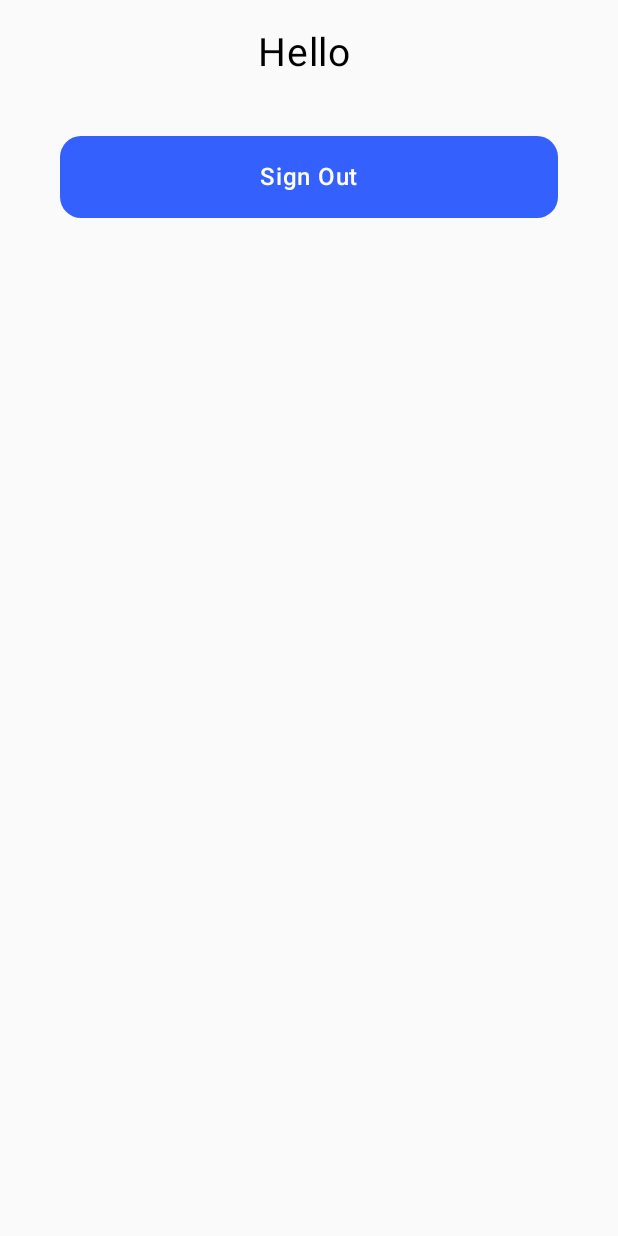
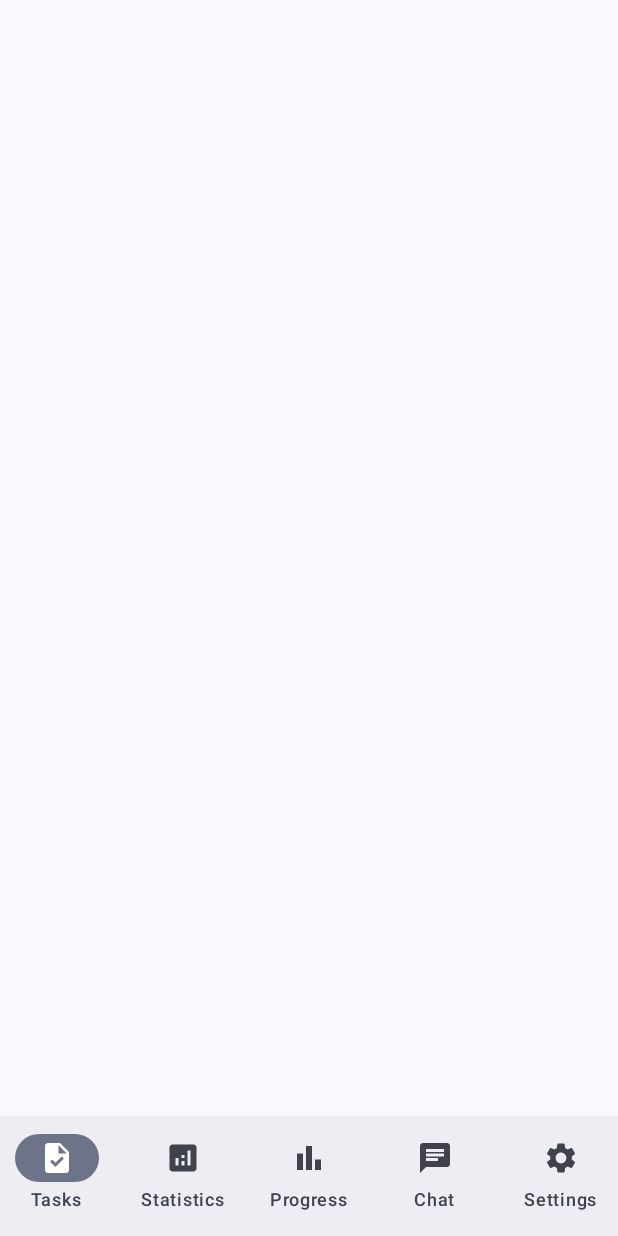
Before and after one commit to linhttbk/CodeXSample, an Android app built with Jetpack Compose: the HomeScreen screen opened through its navigation route, on a phone screen of 412 x 824 dp. Run offline under Robolectric (Android 15) with nearby library versions, the phone set to English and light mode, and no system bars; our stand-ins replace Dagger/Hilt's generated code, Firebase (no records; nobody signed in at launch, a user with empty details on screens opened directly).

Commit message:
Firestore data

```diff
--- a/AuthenticationApp/app/src/main/java/codexsample/authentication/ui/AuthenticateApp.kt
+++ b/AuthenticationApp/app/src/main/java/codexsample/authentication/ui/AuthenticateApp.kt
@@ -81,10 +81,9 @@ fun AuthenticateApp(){
             }
             composable(route = Screen.Home.route){
                 val homeViewModel:HomeViewModel = hiltViewModel()
-                val userEmail by homeViewModel.currentUserEmail.collectAsState(initial = null)
-                val context = LocalContext.current
-                HomeScreen(userEmail, onSignOutClicked = {
-                    homeViewModel.signOut(context)
+                val homeTabSelected by homeViewModel.selectedHomeTab.collectAsState()
+                HomeScreen(homeTabSelected, onTabSelected = { selectedTab ->
+                    homeViewModel.updateHomeTabSelected(selectedTab)
                 })
             }
             composable(route=Screen.SignUp.route){
--- a/AuthenticationApp/app/src/main/java/codexsample/authentication/ui/features/home/HomeScreen.kt
+++ b/AuthenticationApp/app/src/main/java/codexsample/authentication/ui/features/home/HomeScreen.kt
@@ -1,36 +1,57 @@
 package codexsample.authentication.ui.features.home
 
+import androidx.compose.foundation.background
 import androidx.compose.foundation.layout.Column
-import androidx.compose.foundation.layout.fillMaxSize
-import androidx.compose.foundation.layout.fillMaxWidth
 import androidx.compose.foundation.layout.padding
+import androidx.compose.material3.Icon
+import androidx.compose.material3.MaterialTheme
+import androidx.compose.material3.NavigationBar
+import androidx.compose.material3.NavigationBarItem
+import androidx.compose.material3.Scaffold
 import androidx.compose.material3.Text
 import androidx.compose.runtime.Composable
 import androidx.compose.ui.Modifier
-import androidx.compose.ui.text.style.TextAlign
-import androidx.compose.ui.unit.dp
-import androidx.compose.ui.unit.sp
-import codexsample.authentication.ui.common.PrimaryButton
+import androidx.compose.ui.res.painterResource
+import androidx.compose.ui.res.stringResource
+import codexsample.authentication.ui.features.home.tasks.TasksScreen
 
 @Composable
-fun HomeScreen(userEmail: String?, onSignOutClicked: () -> Unit) {
-    Column(Modifier.fillMaxSize()) {
-        if(userEmail != null){
-            Text(
-                "Hello $userEmail",
-                modifier = Modifier
-                    .padding(20.dp)
-                    .fillMaxWidth(),
-                fontSize = 26.sp,
-                textAlign = TextAlign.Center
-            )
-            PrimaryButton(
-                modifier = Modifier
-                    .padding(vertical = 20.dp, horizontal = 40.dp)
-                    .fillMaxWidth(),
-                label = "Sign Out",
-                onClicked = onSignOutClicked
-            )
+fun HomeScreen(selectedTab:HomeTab,onTabSelected :(HomeTab)->Unit) {
+    Scaffold(bottomBar = {
+        NavigationBar {
+            HomeTab.entries.map { tab ->
+                NavigationBarItem(selectedTab == tab, onClick = {
+                    onTabSelected.invoke(tab)
+                }, icon = {
+                    Icon(painter = painterResource(tab.iconResId), contentDescription = null)
+                }, label = {
+                    Text(text = stringResource(tab.titleResId))
+                })
+            }
+        }
+    }) { paddingValues ->
+        Column(
+            modifier = Modifier
+                .padding(paddingValues)
+                .background(MaterialTheme.colorScheme.background)
+        ) {
+            when(selectedTab){
+                HomeTab.Tasks -> {
+                    TasksScreen()
+                }
+                HomeTab.Statistics ->{
+                    Text("Statistic Screen")
+                }
+                HomeTab.Progress -> {
+                    Text("Progress Screen")
+                }
+                HomeTab.Chat -> {
+                    Text("Chat Screen")
+                }
+                HomeTab.Settings -> {
+                    Text("Settings Screen")
+                }
+            }
         }
     }
 }
--- a/AuthenticationApp/app/src/main/java/codexsample/authentication/ui/features/home/HomeViewModel.kt
+++ b/AuthenticationApp/app/src/main/java/codexsample/authentication/ui/features/home/HomeViewModel.kt
@@ -10,6 +10,8 @@ import com.google.firebase.auth.FirebaseAuth
 import dagger.hilt.android.lifecycle.HiltViewModel
 import kotlinx.coroutines.Dispatchers
 import kotlinx.coroutines.flow.Flow
+import kotlinx.coroutines.flow.MutableStateFlow
+import kotlinx.coroutines.flow.StateFlow
 import kotlinx.coroutines.flow.flowOn
 import kotlinx.coroutines.flow.mapLatest
 import javax.inject.Inject
@@ -18,7 +20,13 @@ class HomeViewModel @Inject constructor() :ViewModel() {
     val currentUserEmail :Flow<String?> = firebaseUser().mapLatest { firebaseUser ->
         firebaseUser?.email
     }.flowOn(Dispatchers.Default)
+    private val _selectedHomeTab = MutableStateFlow<HomeTab>(HomeTab.Tasks)
+    val selectedHomeTab :StateFlow<HomeTab>
+        get() = _selectedHomeTab
 
+    fun updateHomeTabSelected(homeTab: HomeTab){
+        _selectedHomeTab.value = homeTab
+    }
     fun signOut(context: Context){
         FirebaseAuth.getInstance().signOut()
         if(GoogleSignIn.getLastSignedInAccount(context)!= null){
--- /dev/null
+++ b/AuthenticationApp/app/src/main/java/codexsample/authentication/ui/features/home/tasks/TaskViewModel.kt
@@ -0,0 +1,65 @@
+package codexsample.authentication.ui.features.home.tasks
+
+import androidx.lifecycle.ViewModel
+import codexsample.authentication.ui.common.firebaseUser
+import com.google.firebase.firestore.DocumentSnapshot
+import com.google.firebase.firestore.EventListener
+import com.google.firebase.firestore.QuerySnapshot
+import com.google.firebase.firestore.ktx.firestore
+import com.google.firebase.ktx.Firebase
+import dagger.hilt.android.lifecycle.HiltViewModel
+import kotlinx.coroutines.Dispatchers
+import kotlinx.coroutines.channels.awaitClose
+import kotlinx.coroutines.flow.Flow
+import kotlinx.coroutines.flow.callbackFlow
+import kotlinx.coroutines.flow.flatMapLatest
+import kotlinx.coroutines.flow.flowOf
+import kotlinx.coroutines.flow.flowOn
+import java.text.SimpleDateFormat
+import java.util.Locale
+import javax.inject.Inject
+@HiltViewModel
+class TaskViewModel @Inject constructor():ViewModel() {
+    private val createdAtDateFormat :SimpleDateFormat by lazy {
+        SimpleDateFormat("MMM dd yyyy", Locale.getDefault())
+    }
+    val tasks = loadTasks().flowOn(Dispatchers.Default)
+    private fun loadTasks():Flow<List<TaskModel>>{
+        return firebaseUser().flatMapLatest { firebaseUser ->
+            val userId = firebaseUser?.uid
+            if(userId == null){
+                // handle user sign out
+                flowOf(emptyList())
+            }else{
+                loadTaskFromFireStoreForUser(userId)
+            }
+        }
+    }
+    private fun loadTaskFromFireStoreForUser(userId:String):Flow<List<TaskModel>> = callbackFlow{
+        val documentRef = Firebase.firestore.collection("users")
+            .document(userId).collection("tasks")
+        val snapshotListener =EventListener<QuerySnapshot> {value, error ->
+            if(value == null || error != null){
+                trySend(emptyList())
+            }else{
+                trySend(value.documents.mapNotNull {
+                    parseTaskFromSnapshot(it)
+                })
+            }
+        }
+       val registration =  documentRef.addSnapshotListener(snapshotListener)
+        awaitClose{
+            //clear any listener
+            registration.remove()
+        }
+    }
+    private fun parseTaskFromSnapshot(snapshot:DocumentSnapshot):TaskModel? {
+        val taskId = snapshot.id
+        val title = snapshot.getString("title") ?: return null
+        val description = snapshot.getString("description") ?: "" // default is empty
+        val createdAt = snapshot.getTimestamp("createdAt") ?: return null
+        val isCompleted = snapshot.getBoolean("isCompleted") ?: false // default is false
+       val createdAtDisplay =  createdAtDateFormat.format( createdAt.toDate())
+        return TaskModel(taskId,title,description,createdAtDisplay,isCompleted)
+    }
+}
--- a/AuthenticationApp/app/src/main/java/codexsample/authentication/ui/features/signup/SignUpScreen.kt
+++ b/AuthenticationApp/app/src/main/java/codexsample/authentication/ui/features/signup/SignUpScreen.kt
@@ -38,7 +38,6 @@ import androidx.compose.ui.text.buildAnnotatedString
 import androidx.compose.ui.text.font.FontWeight
 import androidx.compose.ui.text.input.PasswordVisualTransformation
 import androidx.compose.ui.text.input.VisualTransformation
-import androidx.compose.ui.tooling.preview.Preview
 import androidx.compose.ui.unit.dp
 import androidx.compose.ui.unit.sp
 import codexsample.authentication.R
@@ -46,7 +45,6 @@ import codexsample.authentication.ui.common.PrimaryButton
 import codexsample.authentication.ui.common.SignInWithSource
 import codexsample.authentication.ui.common.openURL
 import codexsample.authentication.ui.features.login.LoginSource
-import codexsample.authentication.ui.theme.AuthenticationTheme
 
 sealed class SignUpUIState {
     data object Idle : SignUpUIState()
--- a/AuthenticationApp/app/src/main/java/codexsample/authentication/ui/theme/Color.kt
+++ b/AuthenticationApp/app/src/main/java/codexsample/authentication/ui/theme/Color.kt
@@ -9,3 +9,6 @@ val Pink80 = Color(0xFFEFB8C8)
 val Purple40 = Color(0xFF6650a4)
 val PurpleGrey40 = Color(0xFF625b71)
 val Pink40 = Color(0xFF7D5260)
+val checkBoxBackgroundColor = Color(0xFFFAF7F7)
+val checkBoxBorderColor = Color(0xFFC1B4B4)
+val redTintColor = Color(0xFFF02727)
--- /dev/null
+++ b/AuthenticationApp/app/src/main/res/drawable/ic_calendar.xml
@@ -0,0 +1,5 @@
+<vector xmlns:android="http://schemas.android.com/apk/res/android" android:height="24dp" android:tint="#000000" android:viewportHeight="24" android:viewportWidth="24" android:width="24dp">
+
+    <path android:fillColor="@android:color/white" android:pathData="M19,4h-1V2h-2v2H8V2H6v2H5C3.89,4 3.01,4.9 3.01,6L3,20c0,1.1 0.89,2 2,2h14c1.1,0 2,-0.9 2,-2V6C21,4.9 20.1,4 19,4zM19,20H5V10h14V20zM9,14H7v-2h2V14zM13,14h-2v-2h2V14zM17,14h-2v-2h2V14zM9,18H7v-2h2V18zM13,18h-2v-2h2V18zM17,18h-2v-2h2V18z"/>
+
+</vector>
--- /dev/null
+++ b/AuthenticationApp/app/src/main/res/drawable/ic_chat_tab.xml
@@ -0,0 +1,5 @@
+<vector xmlns:android="http://schemas.android.com/apk/res/android" android:autoMirrored="true" android:height="24dp" android:tint="#000000" android:viewportHeight="24" android:viewportWidth="24" android:width="24dp">
+
+    <path android:fillColor="@android:color/white" android:pathData="M20,2L4,2c-1.1,0 -1.99,0.9 -1.99,2L2,22l4,-4h14c1.1,0 2,-0.9 2,-2L22,4c0,-1.1 -0.9,-2 -2,-2zM6,9h12v2L6,11L6,9zM14,14L6,14v-2h8v2zM18,8L6,8L6,6h12v2z"/>
+
+</vector>
--- /dev/null
+++ b/AuthenticationApp/app/src/main/res/drawable/ic_progress_tab.xml
@@ -0,0 +1,9 @@
+<vector xmlns:android="http://schemas.android.com/apk/res/android" android:height="24dp" android:tint="#000000" android:viewportHeight="24" android:viewportWidth="24" android:width="24dp">
+
+    <path android:fillColor="@android:color/white" android:pathData="M4,9h4v11h-4z"/>
+
+    <path android:fillColor="@android:color/white" android:pathData="M16,13h4v7h-4z"/>
+
+    <path android:fillColor="@android:color/white" android:pathData="M10,4h4v16h-4z"/>
+
+</vector>
--- /dev/null
+++ b/AuthenticationApp/app/src/main/res/drawable/ic_settings_tab.xml
@@ -0,0 +1,5 @@
+<vector xmlns:android="http://schemas.android.com/apk/res/android" android:height="24dp" android:tint="#000000" android:viewportHeight="24" android:viewportWidth="24" android:width="24dp">
+
+    <path android:fillColor="@android:color/white" android:pathData="M19.14,12.94c0.04,-0.3 0.06,-0.61 0.06,-0.94c0,-0.32 -0.02,-0.64 -0.07,-0.94l2.03,-1.58c0.18,-0.14 0.23,-0.41 0.12,-0.61l-1.92,-3.32c-0.12,-0.22 -0.37,-0.29 -0.59,-0.22l-2.39,0.96c-0.5,-0.38 -1.03,-0.7 -1.62,-0.94L14.4,2.81c-0.04,-0.24 -0.24,-0.41 -0.48,-0.41h-3.84c-0.24,0 -0.43,0.17 -0.47,0.41L9.25,5.35C8.66,5.59 8.12,5.92 7.63,6.29L5.24,5.33c-0.22,-0.08 -0.47,0 -0.59,0.22L2.74,8.87C2.62,9.08 2.66,9.34 2.86,9.48l2.03,1.58C4.84,11.36 4.8,11.69 4.8,12s0.02,0.64 0.07,0.94l-2.03,1.58c-0.18,0.14 -0.23,0.41 -0.12,0.61l1.92,3.32c0.12,0.22 0.37,0.29 0.59,0.22l2.39,-0.96c0.5,0.38 1.03,0.7 1.62,0.94l0.36,2.54c0.05,0.24 0.24,0.41 0.48,0.41h3.84c0.24,0 0.44,-0.17 0.47,-0.41l0.36,-2.54c0.59,-0.24 1.13,-0.56 1.62,-0.94l2.39,0.96c0.22,0.08 0.47,0 0.59,-0.22l1.92,-3.32c0.12,-0.22 0.07,-0.47 -0.12,-0.61L19.14,12.94zM12,15.6c-1.98,0 -3.6,-1.62 -3.6,-3.6s1.62,-3.6 3.6,-3.6s3.6,1.62 3.6,3.6S13.98,15.6 12,15.6z"/>
+
+</vector>
--- /dev/null
+++ b/AuthenticationApp/app/src/main/res/drawable/ic_statistic_tab.xml
@@ -0,0 +1,5 @@
+<vector xmlns:android="http://schemas.android.com/apk/res/android" android:height="24dp" android:tint="#000000" android:viewportHeight="24" android:viewportWidth="24" android:width="24dp">
+
+    <path android:fillColor="@android:color/white" android:pathData="M19,3L5,3c-1.1,0 -2,0.9 -2,2v14c0,1.1 0.9,2 2,2h14c1.1,0 2,-0.9 2,-2L21,5c0,-1.1 -0.9,-2 -2,-2zM9,17L7,17v-5h2v5zM13,17h-2v-3h2v3zM13,12h-2v-2h2v2zM17,17h-2L15,7h2v10z"/>
+
+</vector>
--- /dev/null
+++ b/AuthenticationApp/app/src/main/res/drawable/ic_tab_task.xml
@@ -0,0 +1,5 @@
+<vector xmlns:android="http://schemas.android.com/apk/res/android" android:height="24dp" android:tint="#000000" android:viewportHeight="24" android:viewportWidth="24" android:width="24dp">
+
+    <path android:fillColor="@android:color/white" android:pathData="M14,2H6C4.9,2 4.01,2.9 4.01,4L4,20c0,1.1 0.89,2 1.99,2H18c1.1,0 2,-0.9 2,-2V8L14,2zM10.94,18L7.4,14.46l1.41,-1.41l2.12,2.12l4.24,-4.24l1.41,1.41L10.94,18zM13,9V3.5L18.5,9H13z"/>
+
+</vector>
--- a/AuthenticationApp/app/src/main/res/values/strings.xml
+++ b/AuthenticationApp/app/src/main/res/values/strings.xml
@@ -20,4 +20,9 @@
     <string name="privacy_highlight">Privacy Policy</string>
     <string name="term_link" translatable="false">https://www.youtube.com/@CodexSample</string>
     <string name="privacy_link" translatable="false">https://www.youtube.com/@CodexSample</string>
+    <string name="tasks_tab_title">Tasks</string>
+    <string name="progress_tab_title">Progress</string>
+    <string name="settings_tab_title">Settings</string>
+    <string name="statistics_tab_title">Statistics</string>
+    <string name="chat_tab_title">Chat</string>
 </resources>
```
Also changed, not shown: AuthenticationApp/app/src/main/java/codexsample/authentication/ui/features/home/HomeTab.kt (added, +12 -0 lines), AuthenticationApp/app/src/main/java/codexsample/authentication/ui/features/home/tasks/TaskModel.kt (added, +9 -0 lines), AuthenticationApp/app/src/main/java/codexsample/authentication/ui/features/home/tasks/TasksScreen.kt (added, +100 -0 lines), AuthenticationApp/app/src/main/java/codexsample/authentication/ui/theme/Type.kt (+7 -0 lines).
